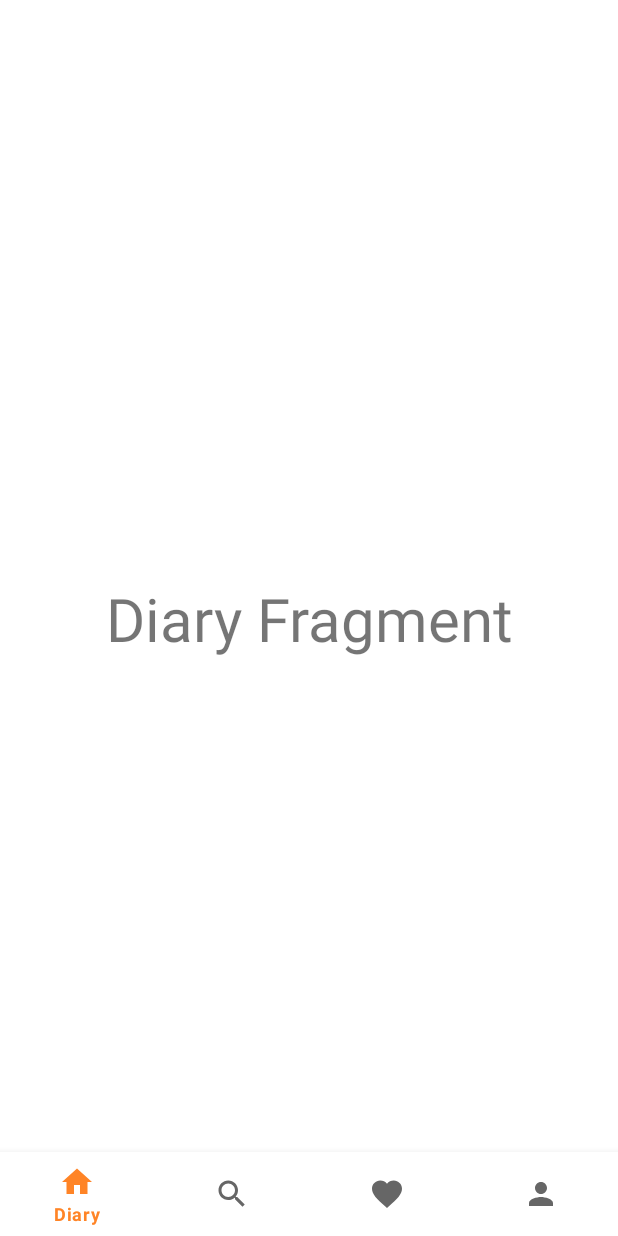
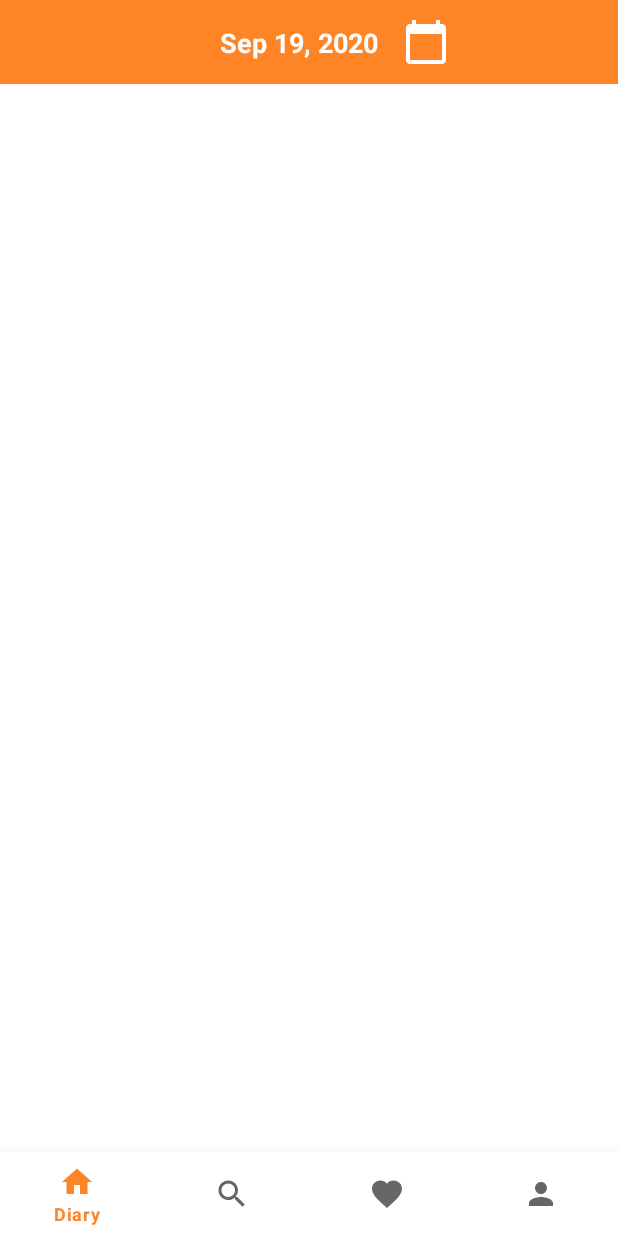
Before and after one commit to prekogdevs/lightweight, an Android app: the screen it shows after launch (MainActivity), on a phone screen of 412 x 824 dp. Run offline under Robolectric (Android 15) with nearby library versions, the phone set to English and light mode, and no system bars; our stand-ins replace data binding, navigation-ui; libraries missing offline, so code that uses them is left out: com.wdullaer.materialdatetimepicker.

Commit message:
Diary toolbar and date picking done

```diff
--- a/app/build.gradle
+++ b/app/build.gradle
@@ -66,6 +66,8 @@ dependencies {
     implementation "org.jetbrains.kotlinx:kotlinx-coroutines-android:$version_kotlin_coroutines"
     implementation "com.jakewharton.retrofit:retrofit2-kotlin-coroutines-adapter:$version_retrofit_coroutines_adapter"
 
+    // MaterialDateTimePicker
+    implementation 'com.wdullaer:materialdatetimepicker:4.2.3'
 
     // Moshi + Retrofit converter
     implementation "com.squareup.moshi:moshi:$version_moshi"
--- /dev/null
+++ b/app/src/main/java/com/android/project/lightweight/data/adapters/bindingadapters/DateBindingAdapter.kt
@@ -0,0 +1,27 @@
+package com.android.project.lightweight.data.adapters.bindingadapters
+
+import android.widget.TextView
+import androidx.databinding.BindingAdapter
+import java.text.DateFormat
+import java.text.SimpleDateFormat
+import java.util.*
+
+
+@BindingAdapter("currentDate")
+fun TextView.setCurrentDate(pickedDate: String?) {
+    pickedDate.let {
+        val inputFormat = SimpleDateFormat("yyyy-MM-dd", Locale.US) // ex.: 2020-09-03
+        val outputFormat = SimpleDateFormat("MMM dd, yyyy", Locale.US) // ex.: Sep 03, 2020
+        val outputDateStr = parseDate(pickedDate, inputFormat, outputFormat)
+        text = outputDateStr
+    }
+}
+
+private fun parseDate(inputDateString: String?, inputDateFormat: SimpleDateFormat, outputDateFormat: SimpleDateFormat): String {
+    return if (inputDateString == null) {
+        DateFormat.getDateInstance().format(Calendar.getInstance().time)
+    } else {
+        val date = inputDateFormat.parse(inputDateString)
+        outputDateFormat.format(date)
+    }
+}
--- a/app/src/main/java/com/android/project/lightweight/fragments/DiaryFragment.kt
+++ b/app/src/main/java/com/android/project/lightweight/fragments/DiaryFragment.kt
@@ -1,18 +1,32 @@
 package com.android.project.lightweight.fragments
 
 import android.os.Bundle
-import androidx.fragment.app.Fragment
 import android.view.LayoutInflater
 import android.view.View
 import android.view.ViewGroup
+import androidx.databinding.DataBindingUtil
+import androidx.fragment.app.Fragment
 import com.android.project.lightweight.R
+import com.android.project.lightweight.databinding.FragmentDiaryBinding
+import com.android.project.lightweight.utilities.UIUtils
+import com.wdullaer.materialdatetimepicker.date.DatePickerDialog
 
-class DiaryFragment : Fragment() {
-    override fun onCreateView(
-        inflater: LayoutInflater, container: ViewGroup?,
-        savedInstanceState: Bundle?
-    ): View? {
-        // Inflate the layout for this fragment
-        return inflater.inflate(R.layout.fragment_diary, container, false)
+class DiaryFragment : Fragment(), DatePickerDialog.OnDateSetListener {
+
+    private lateinit var binding: FragmentDiaryBinding
+
+    override fun onCreateView(inflater: LayoutInflater, container: ViewGroup?, savedInstanceState: Bundle?): View? {
+        binding = DataBindingUtil.inflate(inflater, R.layout.fragment_diary, container, false)
+        binding.lifecycleOwner = this
+        binding.btnPickDate.setOnClickListener {
+            val dialog = UIUtils.createDatePickerDialog(requireContext(), this)
+            dialog.show(parentFragmentManager, "Datepickerdialog")
+        }
+        return binding.root
+    }
+
+    override fun onDateSet(view: DatePickerDialog?, year: Int, monthOfYear: Int, dayOfMonth: Int) {
+        // The picked date in the given format will be handled by [DateBindingAdapter]
+        binding.pickedDate = "$year-${monthOfYear + 1}-$dayOfMonth"
     }
 }
--- a/app/src/main/java/com/android/project/lightweight/utilities/UIUtils.kt
+++ b/app/src/main/java/com/android/project/lightweight/utilities/UIUtils.kt
@@ -3,6 +3,10 @@ package com.android.project.lightweight.utilities
 import android.app.Activity
 import android.content.Context
 import android.view.inputmethod.InputMethodManager
+import androidx.core.content.ContextCompat
+import com.android.project.lightweight.R
+import com.wdullaer.materialdatetimepicker.date.DatePickerDialog
+import java.util.*
 
 object UIUtils {
     fun closeKeyboard(activity: Activity) {
@@ -13,4 +17,11 @@ object UIUtils {
             inputMethodManager.hideSoftInputFromWindow(view.windowToken, 0)
         }
     }
+
+    fun createDatePickerDialog(context: Context, listener: DatePickerDialog.OnDateSetListener): DatePickerDialog {
+        val calendar = Calendar.getInstance()
+        val dialog = DatePickerDialog.newInstance(listener, calendar.get(Calendar.YEAR), calendar.get(Calendar.MONTH), calendar.get(Calendar.DAY_OF_MONTH))
+        dialog.accentColor = ContextCompat.getColor(context, R.color.mdtp_dark_gray)
+        return dialog
+    }
 }
--- /dev/null
+++ b/app/src/main/res/drawable/ic_calendar_32dp.xml
@@ -0,0 +1,10 @@
+<vector xmlns:android="http://schemas.android.com/apk/res/android"
+    android:width="32dp"
+    android:height="32dp"
+    android:tint="#FFFFFF"
+    android:viewportWidth="24"
+    android:viewportHeight="24">
+    <path
+        android:fillColor="@android:color/white"
+        android:pathData="M20,3h-1L19,1h-2v2L7,3L7,1L5,1v2L4,3c-1.1,0 -2,0.9 -2,2v16c0,1.1 0.9,2 2,2h16c1.1,0 2,-0.9 2,-2L22,5c0,-1.1 -0.9,-2 -2,-2zM20,21L4,21L4,8h16v13z" />
+</vector>
--- a/app/src/main/res/layout/fragment_details.xml
+++ b/app/src/main/res/layout/fragment_details.xml
@@ -91,7 +91,7 @@
             android:layout_marginTop="8dp"
             android:layout_marginEnd="16dp"
             android:background="@color/colorPrimary"
-            android:text="Save"
+            android:text="@string/btnSaveText"
             app:layout_constraintEnd_toEndOf="parent"
             app:layout_constraintTop_toBottomOf="@+id/toolbar" />
 
--- a/app/src/main/res/layout/fragment_diary.xml
+++ b/app/src/main/res/layout/fragment_diary.xml
@@ -1,19 +1,66 @@
 <?xml version="1.0" encoding="utf-8"?>
-<androidx.constraintlayout.widget.ConstraintLayout xmlns:android="http://schemas.android.com/apk/res/android"
+<layout xmlns:android="http://schemas.android.com/apk/res/android"
     xmlns:app="http://schemas.android.com/apk/res-auto"
-    xmlns:tools="http://schemas.android.com/tools"
+    xmlns:tools="http://schemas.android.com/tools">
+
+    <data>
+        <variable
+            name="pickedDate"
+            type="String" />
+    </data>
+
+    <androidx.constraintlayout.widget.ConstraintLayout
         android:layout_width="match_parent"
         android:layout_height="match_parent"
         tools:context=".fragments.DiaryFragment">
 
+        <androidx.appcompat.widget.Toolbar
+            android:id="@+id/toolbar"
+            android:layout_width="match_parent"
+            android:layout_height="wrap_content"
+            android:background="@color/colorPrimary"
+            android:theme="@style/ThemeOverlay.AppCompat.Dark.ActionBar"
+            app:layout_constraintEnd_toEndOf="parent"
+            app:layout_constraintStart_toStartOf="parent"
+            app:layout_constraintTop_toTopOf="parent">
+
+            <androidx.constraintlayout.widget.ConstraintLayout
+                android:layout_width="match_parent"
+                android:layout_height="wrap_content">
+
                 <TextView
+                    android:id="@+id/toolbarTextView"
                     android:layout_width="wrap_content"
                     android:layout_height="wrap_content"
-        android:text="Diary Fragment"
-        android:textSize="40sp"
+                    android:textAlignment="center"
+                    android:textAppearance="@style/TextAppearance.AppCompat.Medium"
+                    android:textColor="#FFFFFF"
+                    android:textSize="18sp"
+                    android:textStyle="bold"
+                    app:currentDate="@{pickedDate}"
                     app:layout_constraintBottom_toBottomOf="parent"
                     app:layout_constraintEnd_toEndOf="parent"
+                    app:layout_constraintHorizontal_bias="0.45"
                     app:layout_constraintStart_toStartOf="parent"
+                    app:layout_constraintTop_toTopOf="parent"
+                    tools:text="TODAY" />
+
+                <ImageButton
+                    android:id="@+id/btnPickDate"
+                    android:layout_width="wrap_content"
+                    android:layout_height="wrap_content"
+                    android:layout_marginStart="16dp"
+                    android:layout_marginEnd="24dp"
+                    android:background="@color/colorPrimary"
+                    android:contentDescription="@string/datepicker_icon"
+                    android:src="@drawable/ic_calendar_32dp"
+                    app:layout_constraintBottom_toBottomOf="parent"
+                    app:layout_constraintEnd_toEndOf="parent"
+                    app:layout_constraintHorizontal_bias="0.0"
+                    app:layout_constraintStart_toEndOf="@+id/toolbarTextView"
                     app:layout_constraintTop_toTopOf="parent" />
+            </androidx.constraintlayout.widget.ConstraintLayout>
+        </androidx.appcompat.widget.Toolbar>
 
     </androidx.constraintlayout.widget.ConstraintLayout>
+</layout>
--- a/app/src/main/res/menu/bottom_menu.xml
+++ b/app/src/main/res/menu/bottom_menu.xml
@@ -2,18 +2,18 @@
 <menu xmlns:android="http://schemas.android.com/apk/res/android">
     <item
         android:id="@+id/diaryFragment"
-        android:icon="@drawable/ic_diary"
-        android:title="Diary" />
+        android:icon="@drawable/ic_diary_24dp"
+        android:title="@string/diary" />
     <item
         android:id="@+id/searchFragment"
-        android:icon="@drawable/ic_search"
-        android:title="Search in API" />
+        android:icon="@drawable/ic_search_24dp"
+        android:title="@string/search_in_api" />
     <item
         android:id="@+id/menu_favoritessearch"
-        android:icon="@drawable/ic_search_favorites"
-        android:title="Search in FAV" />
+        android:icon="@drawable/ic_search_favorites_24dp"
+        android:title="@string/search_in_fav" />
     <item
         android:id="@+id/menu_profile"
-        android:icon="@drawable/ic_profile"
-        android:title="Profile" />
+        android:icon="@drawable/ic_profile_24dp"
+        android:title="@string/profile" />
 </menu>
--- a/app/src/main/res/values/strings.xml
+++ b/app/src/main/res/values/strings.xml
@@ -9,4 +9,10 @@
     <string name="general_vitamins">Vitamins</string>
     <string name="general_minerals">Minerals</string>
     <string name="general_all">All</string>
+    <string name="datepicker_icon">Datepicker icon</string>
+    <string name="diary">Diary</string>
+    <string name="search_in_api">Search in API</string>
+    <string name="search_in_fav">Search in FAV</string>
+    <string name="profile">Profile</string>
+    <string name="btnSaveText">Save</string>
 </resources>
--- a/build.gradle
+++ b/build.gradle
@@ -9,7 +9,7 @@ buildscript {
         version_constraint_layout = "1.1.3"
         version_glide = '4.11.0'
         version_kotlin = '1.3.72'
-        version_kotlin_coroutines = "1.3.2"
+        version_kotlin_coroutines = "1.3.7"
         version_lifecycle_extensions = '2.2.0'
         version_moshi = '1.9.3'
         version_navigation = "1.0.0"
```
Also changed, not shown: app/src/main/res/drawable/ic_diary_24dp.xml (renamed from app/src/main/res/drawable/ic_diary.xml), app/src/main/res/drawable/ic_profile_24dp.xml (renamed from app/src/main/res/drawable/ic_profile.xml), app/src/main/res/drawable/ic_search_24dp.xml (renamed from app/src/main/res/drawable/ic_search.xml), app/src/main/res/drawable/ic_search_favorites_24dp.xml (renamed from app/src/main/res/drawable/ic_search_favorites.xml). Lines whose indentation alone changed are shown as unchanged.
